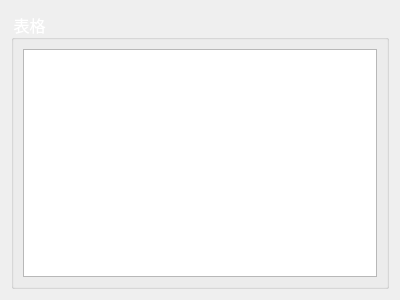
Qt form CleverManagerV3/common/tabcom/comtablewid.ui (ChinaClever/CleverManagerV3) before a commit.
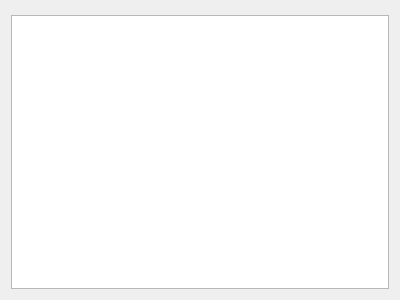
The same form after that commit.

What changed in the file:
```diff
--- a/CleverManagerV3/common/tabcom/comtablewid.ui
+++ b/CleverManagerV3/common/tabcom/comtablewid.ui
@@ -14,29 +14,14 @@
    <string>Form</string>
   </property>
   <layout class="QGridLayout" name="gridLayout">
-   <item row="0" column="0">
-    <widget class="QGroupBox" name="groupBox">
-     <property name="font">
-      <font>
-       <family>微软雅黑</family>
-       <pointsize>12</pointsize>
-      </font>
-     </property>
-     <property name="styleSheet">
-      <string notr="true">color:rgb(255,255,255)</string>
-     </property>
-     <property name="title">
-      <string>表格</string>
-     </property>
-     <layout class="QGridLayout" name="gridLayout_2">
+   <property name="topMargin">
+    <number>15</number>
+   </property>
       <item row="0" column="0">
        <widget class="QTableWidget" name="tableWidget">
         <property name="styleSheet">
          <string notr="true">color:rgb(0,0,0)</string>
         </property>
-       </widget>
-      </item>
-     </layout>
     </widget>
    </item>
   </layout>
```
Lines whose indentation alone changed are shown as unchanged.
